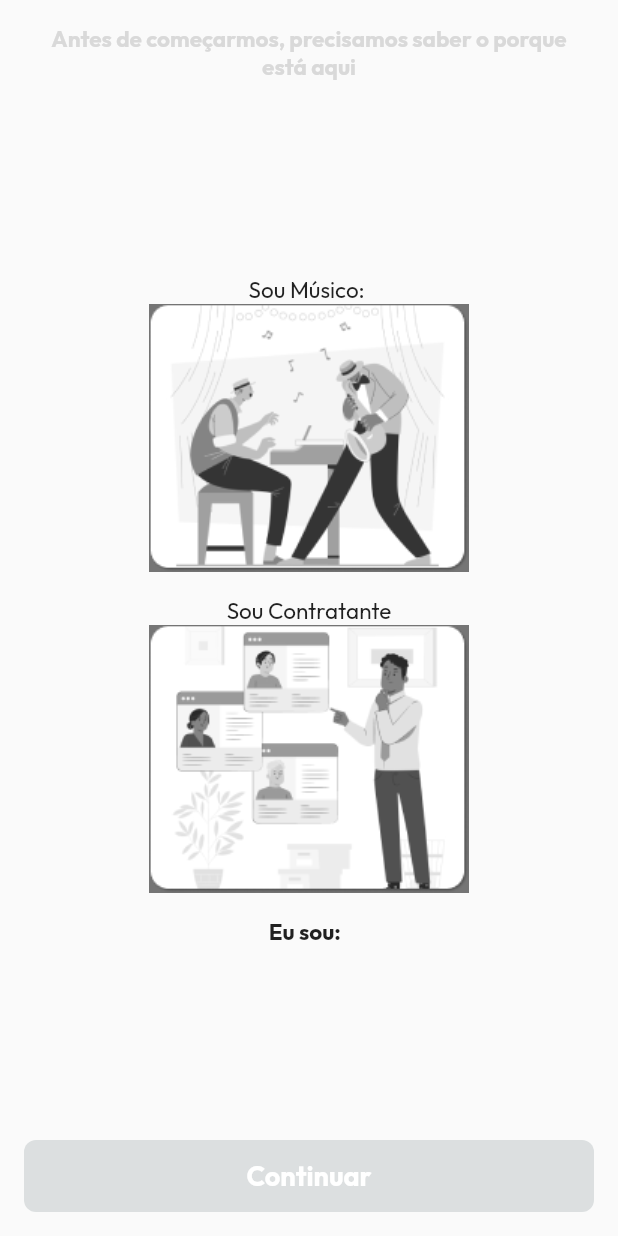
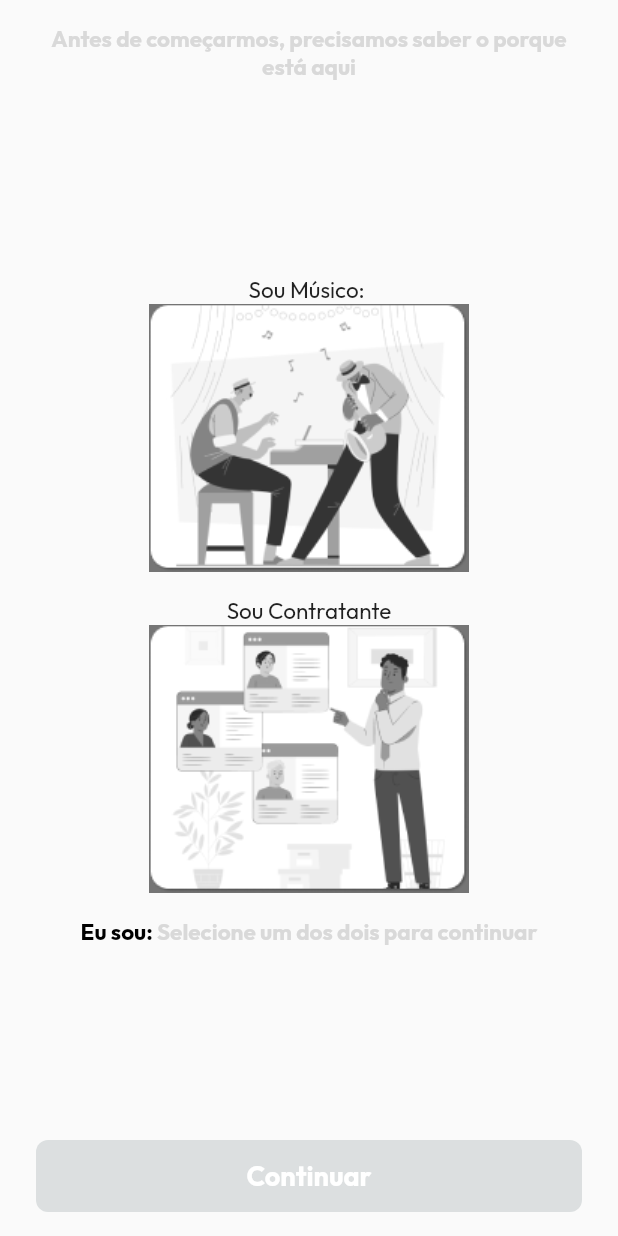
Before and after one commit to JoaoVReisA/MandaAquela, a Flutter app: the IsMusicianOrContractorPage screen opened by its route, on a phone screen of 412 x 824 dp. Run offline on Flutter 3.47's test engine with Material 2 defaults, Android fonts, the phone set to English and light mode, and no system bars; our stand-ins replace dio, firebase_core, firebase_crashlytics, flutter_modular, flutter_svg, get; accounts and stored records are empty.

Commit message:
is musician or contractor page

```diff
--- a/lib/presenter/auth/sign_up/controllers/is_musician_or_contractor_controller.dart
+++ b/lib/presenter/auth/sign_up/controllers/is_musician_or_contractor_controller.dart
@@ -5,11 +5,11 @@ class IsMusicianOrContractorController extends GetxController {
 
   bool get isMusicianSelected => _isMusicianSelected.value;
 
-  void setIsMusicianSelectedSelected(bool value) {
+  void toggleIsMusicianSelectedSelected() {
     if (isContractorSelected) {
-      setIsContractorSelected(false);
+      toggleIsContractorSelected();
     }
-    _isMusicianSelected.value = value;
+    _isMusicianSelected.value = !isMusicianSelected;
   }
 
   final RxBool _isContractorSelected = false.obs;
@@ -18,10 +18,20 @@ class IsMusicianOrContractorController extends GetxController {
 
   bool get isContinueButtonReady => isContractorSelected || isMusicianSelected;
 
-  void setIsContractorSelected(bool value) {
+  void toggleIsContractorSelected() {
     if (isMusicianSelected) {
-      setIsMusicianSelectedSelected(false);
+      toggleIsMusicianSelectedSelected();
     }
-    _isContractorSelected.value = value;
+    _isContractorSelected.value = !isContractorSelected;
+  }
+
+  String get selectionText {
+    if (isMusicianSelected) {
+      return 'Músico';
+    }
+    if (isContractorSelected) {
+      return 'Contratante';
+    }
+    return 'Selecione um dos dois para continuar';
   }
 }
--- a/lib/presenter/auth/sign_up/is_musician_or_contractor_page.dart
+++ b/lib/presenter/auth/sign_up/is_musician_or_contractor_page.dart
@@ -41,8 +41,7 @@ class _IsMusicianOrContractorPageState
             SelectUserTypeWidget(
               userType: UserType.musician,
               isSelected: _controller.isMusicianSelected,
-              onTap: () => _controller.setIsMusicianSelectedSelected(
-                  !_controller.isMusicianSelected),
+              onTap: _controller.toggleIsMusicianSelectedSelected,
             ),
             const SizedBox(
               height: 16,
@@ -50,22 +49,31 @@ class _IsMusicianOrContractorPageState
             SelectUserTypeWidget(
               userType: UserType.contractor,
               isSelected: _controller.isContractorSelected,
-              onTap: () => _controller
-                  .setIsContractorSelected(!_controller.isContractorSelected),
+              onTap: _controller.toggleIsContractorSelected,
             ),
             const SizedBox(
               height: 16,
             ),
-            Text(
-              'Eu sou:  ',
-              style: TextStyles.outfit15pxBold,
+            RichText(
+              text: TextSpan(
+                text: 'Eu sou: ',
+                style: TextStyles.outfit15pxBold.copyWith(color: Colors.black),
+                children: [
+                  TextSpan(
+                      text: _controller.selectionText,
+                      style: TextStyles.outfit15pxBold.copyWith(
+                          color: _controller.isContinueButtonReady
+                              ? AppColors.success
+                              : AppColors.tertiary)),
+                ],
+              ),
             ),
             const Spacer(),
           ],
         )),
         bottomNavigationBar: SafeArea(
           child: Padding(
-              padding: const EdgeInsets.all(16),
+              padding: const EdgeInsets.symmetric(vertical: 16, horizontal: 24),
               child: CustomButton(
                   onPressed: _controller.isContinueButtonReady ? () {} : null,
                   label: 'Continuar')),
```
